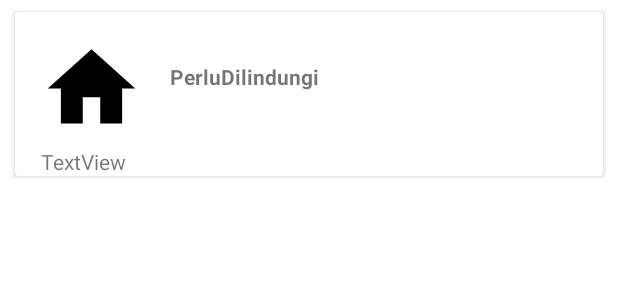
After one commit to marcellof23/Android-App-PerduliLindungi, an Android app: the layout card_news.xml on its own in the app's theme, with its tools: preview values and no code run, on a phone screen of 412 x 824 dp. The commit adds this screen. Shown: the top 300 px of the screen. Run offline under Robolectric (Android 15) with nearby library versions, the phone set to English and light mode, and no system bars.

Commit message:
add news feature (needs debug)

```diff
--- a/app/build.gradle
+++ b/app/build.gradle
@@ -64,6 +64,7 @@ dependencies {
     implementation 'com.journeyapps:zxing-android-embedded:4.2.0'
     implementation 'com.squareup.retrofit2:retrofit:2.9.0'
     implementation 'com.squareup.retrofit2:converter-gson:2.9.0'
+    implementation 'com.squareup.picasso:picasso:2.71828'
 
     implementation "androidx.room:room-runtime:$room_version"
     kapt "androidx.room:room-compiler:$room_version" // For Kotlin use kapt instead of annotationProcessor
--- a/app/src/main/java/com/example/perludilindungi/models/faskes/CityResponse.kt
+++ b/app/src/main/java/com/example/perludilindungi/models/faskes/CityResponse.kt
@@ -14,7 +14,7 @@ class CityResponse {
 
     @SerializedName("results")
     @Expose
-    var results: CityData? = null
+    var results: List<CityData>? = null
 }
 
 class CityData {
--- a/app/src/main/java/com/example/perludilindungi/models/faskes/FaskesResponse.kt
+++ b/app/src/main/java/com/example/perludilindungi/models/faskes/FaskesResponse.kt
@@ -16,9 +16,9 @@ class FaskesResponse {
     @Expose
     var count_total: Int? = null
 
-    @SerializedName("results")
+    @SerializedName("data")
     @Expose
-    var results: FaskesData? = null
+    var data: List<FaskesData>? = null
 }
 
 class FaskesData {
@@ -72,7 +72,7 @@ class FaskesData {
 
     @SerializedName("detail")
     @Expose
-    var detail: FaskesDetailData? = null
+    var detail: List<FaskesDetailData>? = null
 
     @SerializedName("source_data")
     @Expose
--- a/app/src/main/java/com/example/perludilindungi/models/faskes/ProvinceResponse.kt
+++ b/app/src/main/java/com/example/perludilindungi/models/faskes/ProvinceResponse.kt
@@ -15,7 +15,7 @@ class ProvinceResponse {
 
     @SerializedName("results")
     @Expose
-    var results: ProvinceData? = null
+    var results: List<ProvinceData>? = null
 }
 
 class ProvinceData {
--- a/app/src/main/java/com/example/perludilindungi/models/news/NewsResponse.kt
+++ b/app/src/main/java/com/example/perludilindungi/models/news/NewsResponse.kt
@@ -19,7 +19,7 @@ class NewsResponse {
 
     @SerializedName("results")
     @Expose
-    var results: NewsData? = null
+    var results: List<NewsData>? = null
 }
 
 class NewsData {
--- /dev/null
+++ b/app/src/main/res/layout/card_news.xml
@@ -0,0 +1,61 @@
+<?xml version="1.0" encoding="utf-8"?>
+<androidx.constraintlayout.widget.ConstraintLayout xmlns:android="http://schemas.android.com/apk/res/android"
+    xmlns:app="http://schemas.android.com/apk/res-auto"
+    xmlns:tools="http://schemas.android.com/tools"
+    android:layout_width="match_parent"
+    android:layout_height="wrap_content"
+    tools:context=".ui.news.NewsFragment">
+
+    <LinearLayout
+        android:layout_width="match_parent"
+        android:layout_height="match_parent"
+        android:orientation="vertical">
+
+        <androidx.cardview.widget.CardView
+            android:id="@+id/cardList"
+            android:layout_width="match_parent"
+            android:layout_height="match_parent"
+            android:layout_marginTop="8dp"
+            android:layout_marginBottom="4dp"
+            android:layout_marginLeft="10dp"
+            android:layout_marginRight="10dp">
+
+            <LinearLayout
+                android:layout_width="match_parent"
+                android:layout_height="match_parent"
+                android:orientation="horizontal"
+                android:padding="16dp">
+
+                <ImageView
+                    android:id="@+id/imgList"
+                    android:layout_width="70dp"
+                    android:layout_height="70dp"
+                    android:contentDescription="@string/image"
+                    android:src="@drawable/ic_home_black_24dp" />
+
+                <TextView
+                    android:id="@+id/lbList"
+                    android:layout_width="match_parent"
+                    android:layout_height="wrap_content"
+                    android:layout_margin="17dp"
+                    android:text="@string/app_name"
+                    android:textStyle="bold" />
+
+            </LinearLayout>
+
+            <TextView
+                android:id="@+id/date"
+                android:layout_width="269dp"
+                android:layout_height="wrap_content"
+                android:layout_marginStart="17dp"
+                android:layout_marginTop="90dp"
+                android:layout_weight="1"
+                android:text="@string/dateValue" />
+
+        </androidx.cardview.widget.CardView>
+
+
+
+    </LinearLayout>
+
+</androidx.constraintlayout.widget.ConstraintLayout>
--- a/app/src/main/res/values/strings.xml
+++ b/app/src/main/res/values/strings.xml
@@ -10,4 +10,8 @@
     <string name="news">News</string>
     <string name="lokasi_vaksin">Lokasi Vaksin</string>
     <string name="bookmark">Bookmark</string>
+    <string name="date">date</string>
+    <string name="title">Title</string>
+    <string name="dateValue">TextView</string>
+    <string name="image">image</string>
 </resources>
```
Also changed, not shown: app/src/main/java/com/example/perludilindungi/services/FaskesAPI.kt (added, +14 -0 lines), app/src/main/java/com/example/perludilindungi/services/NewsAPI.kt (added, +10 -0 lines), app/src/main/java/com/example/perludilindungi/ui/news/NewsAdapter.kt (added, +73 -0 lines), app/src/main/java/com/example/perludilindungi/ui/news/NewsFragment.kt (+92 -0 lines), app/src/main/res/layout/fragment_news.xml (+3 -10 lines).
